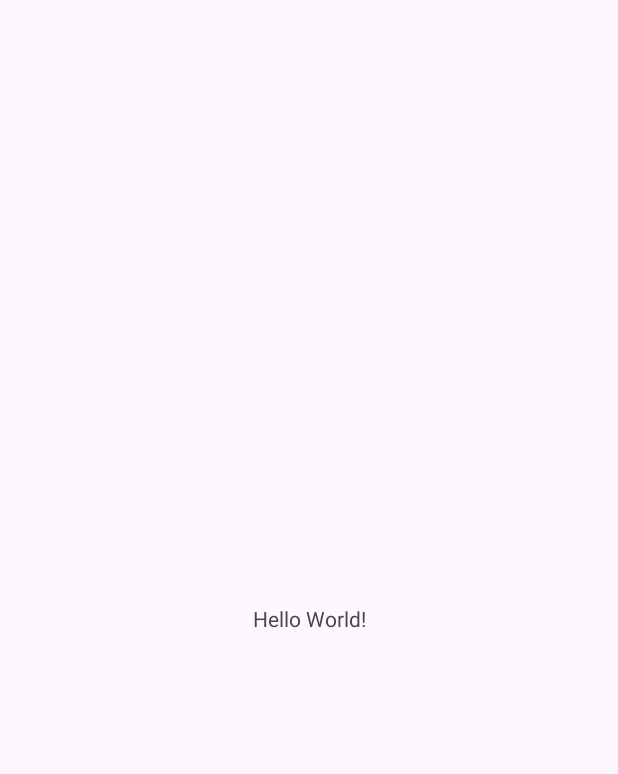
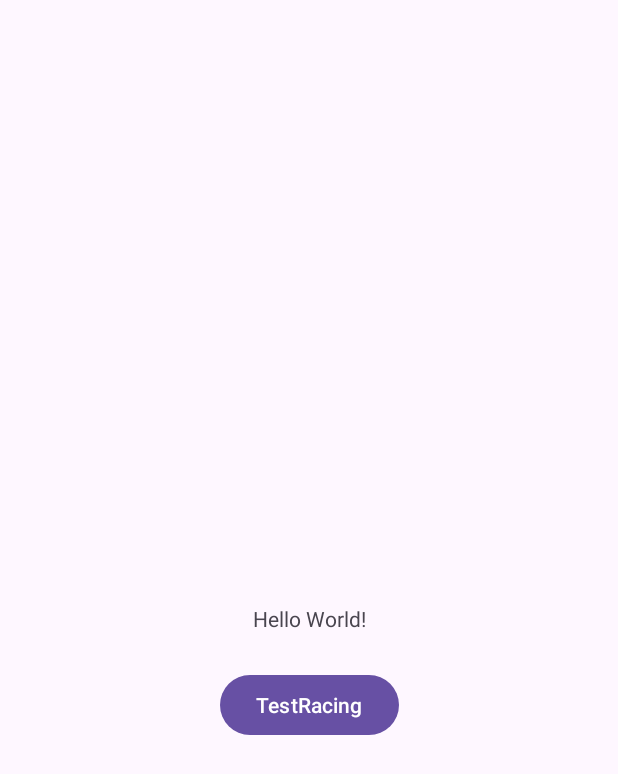
Before and after one commit to the-khiem7/Umamuse_Rep11, an Android app: the screen it shows after launch (MainActivity), on a phone screen of 412 x 824 dp. Before the commit the part shown is almost empty. Shown: the top 774 px of the screen. Run offline under Robolectric (Android 15) with nearby library versions, the phone set to English and light mode, and no system bars.

Commit message:
fe + be(test function)

```diff
--- a/app/src/main/AndroidManifest.xml
+++ b/app/src/main/AndroidManifest.xml
@@ -12,6 +12,9 @@
         android:supportsRtl="true"
         android:theme="@style/Theme.Umamuse">
         <activity
+            android:name=".DepositMoneyActivity"
+            android:exported="false" />
+        <activity
             android:name=".MainActivity"
             android:exported="true">
             <intent-filter>
@@ -20,6 +23,7 @@
                 <category android:name="android.intent.category.LAUNCHER" />
             </intent-filter>
         </activity>
+
     </application>
 
 </manifest>
--- a/app/src/main/java/com/example/umamuse/MainActivity.java
+++ b/app/src/main/java/com/example/umamuse/MainActivity.java
@@ -1,6 +1,8 @@
 package com.example.umamuse;
 
 import android.os.Bundle;
+import android.content.Intent;
+import android.view.View;
 
 import androidx.activity.EdgeToEdge;
 import androidx.appcompat.app.AppCompatActivity;
@@ -20,5 +22,13 @@ public class MainActivity extends AppCompatActivity {
             v.setPadding(systemBars.left, systemBars.top, systemBars.right, systemBars.bottom);
             return insets;
         });
+
+        findViewById(R.id.btnTestRacing).setOnClickListener(new View.OnClickListener() {
+            @Override
+            public void onClick(View v) {
+                Intent intent = new Intent(MainActivity.this, DepositMoneyActivity.class);
+                startActivity(intent);
+            }
+        });
     }
 }
--- a/app/src/main/res/layout/activity_main.xml
+++ b/app/src/main/res/layout/activity_main.xml
@@ -8,6 +8,7 @@
     tools:context=".MainActivity">
 
     <TextView
+        android:id="@+id/tvHello"
         android:layout_width="wrap_content"
         android:layout_height="wrap_content"
         android:text="Hello World!"
@@ -16,4 +17,14 @@
         app:layout_constraintStart_toStartOf="parent"
         app:layout_constraintTop_toTopOf="parent" />
 
+    <Button
+        android:id="@+id/btnTestRacing"
+        android:layout_width="wrap_content"
+        android:layout_height="wrap_content"
+        android:text="TestRacing"
+        app:layout_constraintTop_toBottomOf="@id/tvHello"
+        app:layout_constraintStart_toStartOf="parent"
+        app:layout_constraintEnd_toEndOf="parent"
+        android:layout_marginTop="24dp" />
+
 </androidx.constraintlayout.widget.ConstraintLayout>
```
